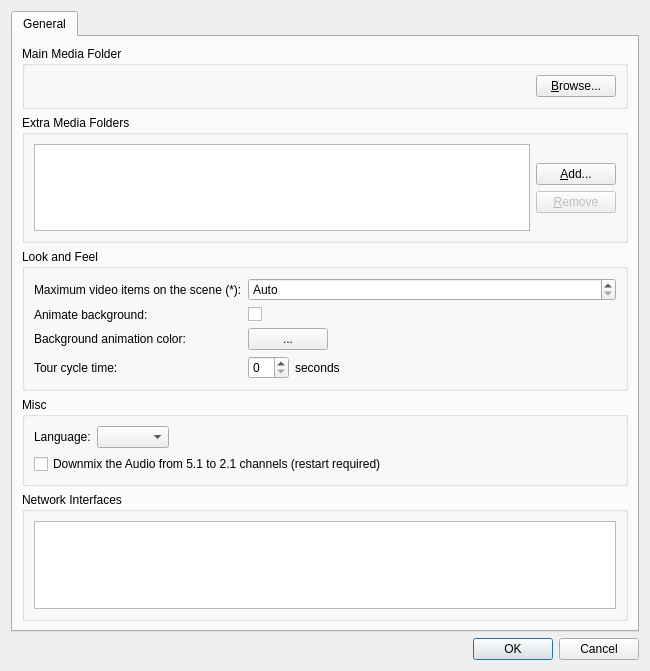
Qt form client/src/ui/dialogs/preferences_dialog.ui (networkoptix/nx_open) before a commit.
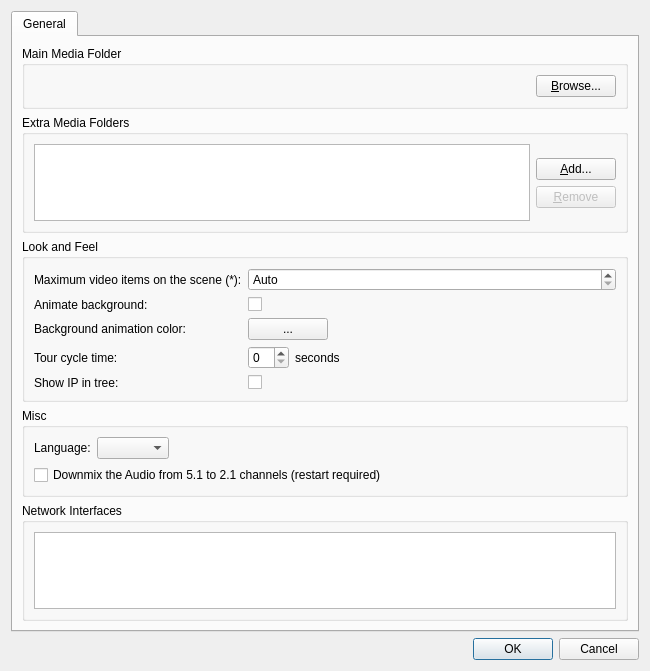
The same form after that commit. Custom widgets are drawn as their Qt base class.

Commit message:
'Show IP in tree' settings.
<==== Mercurial data ====>
Branch: master

Patch:
```diff
--- a/client/src/ui/dialogs/preferences_dialog.ui
+++ b/client/src/ui/dialogs/preferences_dialog.ui
@@ -268,6 +268,20 @@
             </item>
            </layout>
           </item>
+          <item row="4" column="0">
+           <widget class="QLabel" name="label">
+            <property name="text">
+             <string>Show IP in tree:</string>
+            </property>
+           </widget>
+          </item>
+          <item row="4" column="1">
+           <widget class="QCheckBox" name="showIpInTreeCheckBox">
+            <property name="text">
+             <string/>
+            </property>
+           </widget>
+          </item>
          </layout>
         </widget>
        </item>
```
The commit also changes 3 other files.
